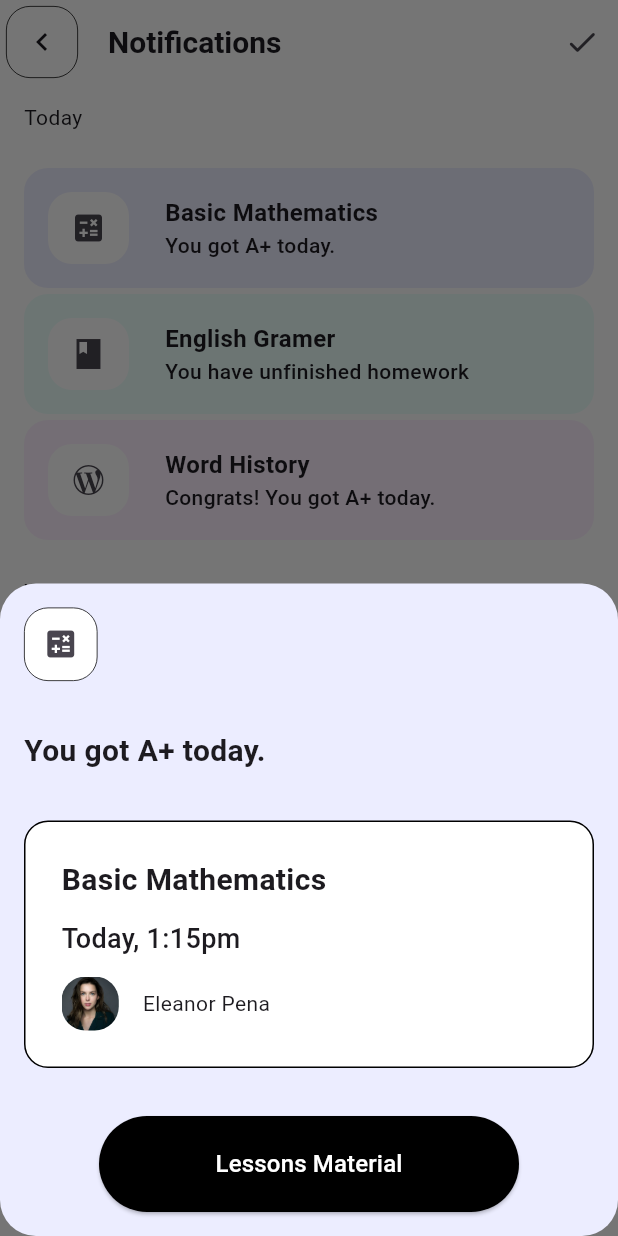
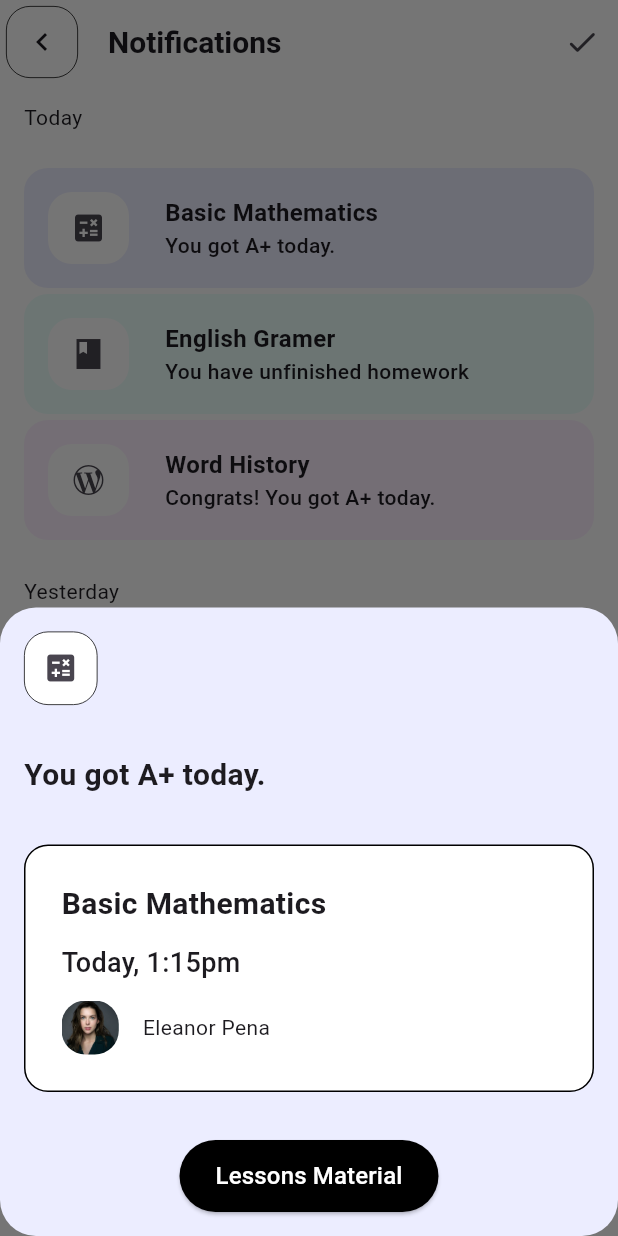
Before and after one commit to Ayush-WeServe/ui-mobile, a Flutter app: the NotificationsScreen screen opened by its route, after a tap on "Basic Mathematics", on a phone screen of 412 x 824 dp. Run offline on Flutter 3.47's test engine with Material 3 defaults, Android fonts, the light colour scheme and no system bars; our stand-ins replace dotted_line, get; missing offline and left inert: image_stack.

Commit message:
2nd day commit

```diff
--- a/lib/ui/widgets/custom_elevated_button.dart
+++ b/lib/ui/widgets/custom_elevated_button.dart
@@ -7,19 +7,23 @@ import '../../utils/constants/sizes.dart';
 class CustomElevatedButton extends StatelessWidget {
   final String text;
   final String route;
+  final List arg;
 
   const CustomElevatedButton(
-      {super.key, required this.text, required this.route});
+      {super.key,
+      required this.text,
+      required this.route,
+      this.arg = const []});
 
   @override
   Widget build(BuildContext context) {
     return SizedBox(
-        height: AppSizes.buttonMD,
-        width: 280,
+        height: AppSizes.buttonSM,
+        // width: 280,
         child: ElevatedButton(
             style: ElevatedButton.styleFrom(backgroundColor: AppColors.dark),
             onPressed: () {
-              Get.toNamed(route);
+              Get.toNamed(route, arguments: arg);
             },
             child: Text(
               text,
--- a/lib/ui/widgets/icon_container.dart
+++ b/lib/ui/widgets/icon_container.dart
@@ -9,6 +9,7 @@ class IconContainer extends StatelessWidget {
   final onTap;
   final Color? backcolor;
   final bool border;
+  final Color? iconColor;
 
   const IconContainer(
       {super.key,
@@ -16,7 +17,8 @@ class IconContainer extends StatelessWidget {
       required this.icon,
       required this.onTap,
       this.backcolor,
-      this.border = true});
+      this.border = true,
+      this.iconColor});
 
   @override
   Widget build(BuildContext context) {
@@ -30,6 +32,11 @@ class IconContainer extends StatelessWidget {
                     color: AppColors.dark,
                   )
                 : null),
-        child: IconButton(onPressed: onTap, icon: Icon(icon)));
+        child: IconButton(
+            onPressed: onTap,
+            icon: Icon(
+              icon,
+              color: iconColor,
+            )));
   }
 }
--- a/lib/ui/widgets/subject_tile.dart
+++ b/lib/ui/widgets/subject_tile.dart
@@ -1,4 +1,6 @@
 import 'package:flutter/material.dart';
+import 'package:get/get.dart';
+import 'package:ui_mobile/utils/constants/routes.dart';
 import 'package:ui_mobile/utils/constants/styles.dart';
 
 import '../../utils/constants/colors.dart';
@@ -38,7 +40,9 @@ class SubjectTile extends StatelessWidget {
           ),
         ),
       ),
-      onTap: () {},
+      onTap: () {
+        Get.toNamed(AppRouteNames.subjectScreen, arguments: sub);
+      },
     );
   }
 }
--- a/lib/utils/constants/images.dart
+++ b/lib/utils/constants/images.dart
@@ -7,4 +7,14 @@ class AppImages {
   static const String profile = 'assets/images/profile.jpeg';
   static const String djParty = 'assets/images/djparty.jpg';
   static const String singing = 'assets/images/singing.jpg';
+  static const String engBook = 'assets/images/eng_book.jpg';
+  static const String advanceEngBook = 'assets/images/advance_eng_book.jpg';
+
+  // USERS
+  static const String user1 = 'assets/images/user1.jpg';
+  static const String user2 = 'assets/images/user2.jpg';
+  static const String user3 = 'assets/images/user3.jpg';
+  static const String user4 = 'assets/images/user4.jpg';
+  static const String prof = 'assets/images/prof.jpg';
+  static const String prof1 = 'assets/images/prof1.jpg';
 }
--- a/lib/utils/constants/routes.dart
+++ b/lib/utils/constants/routes.dart
@@ -1,6 +1,7 @@
 import 'package:get/get.dart';
 import 'package:ui_mobile/bindings/tab_binding.dart';
 import 'package:ui_mobile/ui/screens/chat_screen.dart';
+import 'package:ui_mobile/ui/screens/lecture_screen.dart';
 import 'package:ui_mobile/ui/screens/notifications_screen.dart';
 import 'package:ui_mobile/ui/screens/schedule_screen.dart';
 import 'package:ui_mobile/ui/screens/subjects_screen.dart';
@@ -8,6 +9,7 @@ import 'package:ui_mobile/ui/common/tabbar_widget.dart';
 
 import '../../ui/screens/home_screen.dart';
 import '../../ui/screens/splash_screen.dart';
+import '../../ui/screens/subject_screen.dart';
 
 class AppRoutes {
   AppRoutes._();
@@ -41,6 +43,14 @@ class AppRoutes {
       name: AppRouteNames.notification,
       page: () => NotificationsScreen(),
     ),
+    GetPage(
+      name: AppRouteNames.subjectScreen,
+      page: () => SubjectsDetailScreen(),
+    ),
+    GetPage(
+      name: AppRouteNames.lectureScreen,
+      page: () => LectureScreen(),
+    ),
   ];
 }
 
@@ -53,4 +63,6 @@ class AppRouteNames {
   static const String schedule = '/schedule';
   static const String chat = '/chat';
   static const String notification = '/notification-screen';
+  static const String subjectScreen = '/Subject-Details';
+  static const String lectureScreen = '/lecture-Screen';
 }
--- a/lib/utils/constants/sizes.dart
+++ b/lib/utils/constants/sizes.dart
@@ -50,4 +50,5 @@ class AppSizes {
   static const double radiusMD = 16;
   static const double radiusLG = 24;
   static const double radiusXL = 32;
+  static const double radiusXXL = 120;
 }
--- a/pubspec.yaml
+++ b/pubspec.yaml
@@ -18,6 +18,7 @@ dependencies:
   convex_bottom_bar: ^3.0.0
   floaty_nav_bar: ^1.0.0
   dotted_line: ^3.2.3
+  image_stack: ^2.1.1
 
 dev_dependencies:
   flutter_test:
```
Also changed, not shown: lib/ui/screens/lecture_screen.dart (added, +221 -0 lines), lib/ui/screens/subject_screen.dart (added, +134 -0 lines), assets/images/advance_eng_book.jpg (added), assets/images/eng_book.jpg (added), assets/images/prof.jpg (added), assets/images/prof1.jpg (added), assets/images/user1.jpg (added), assets/images/user2.jpg (added), assets/images/user3.jpg (added), assets/images/user4.jpg (added), pubspec.lock.
